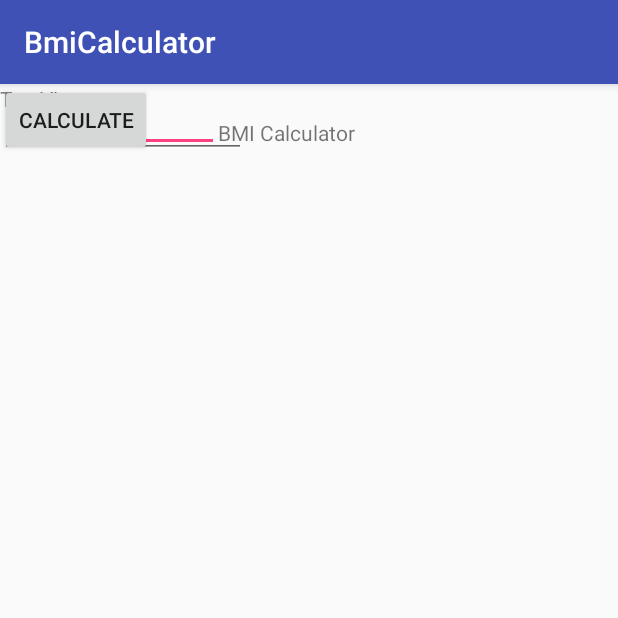
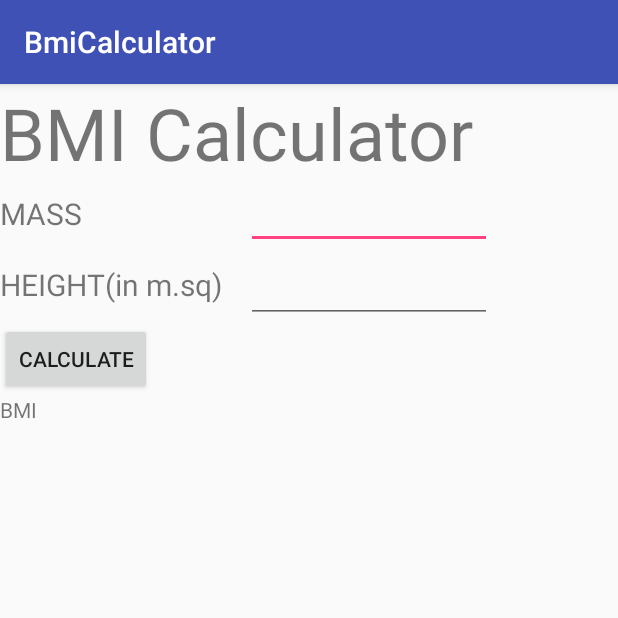
Before and after one commit to Ashwin995/BmiCalculator, an Android app: the screen it shows after launch (MainActivity), on a phone screen of 412 x 824 dp, the top half of it. Run offline under Robolectric (Android 15) with nearby library versions, the phone set to English and light mode, and no system bars.

Commit message:
Task1completed

```diff
--- a/app/src/main/java/com/ashtamang/bmicalculator/MainActivity.java
+++ b/app/src/main/java/com/ashtamang/bmicalculator/MainActivity.java
@@ -36,7 +36,7 @@ public class MainActivity extends AppCompatActivity {
                 // Validation
                 if(etMass.getText().toString().matches("") )
                 {
-                    etMass.setError("Enter weight");
+                    etMass.setError("Enter Mass");
                     return;
                 }
                 if(etHeight.getText().toString().matches("") )
--- a/app/src/main/res/layout/activity_main.xml
+++ b/app/src/main/res/layout/activity_main.xml
@@ -1,29 +1,58 @@
 <?xml version="1.0" encoding="utf-8"?>
-<android.support.constraint.ConstraintLayout xmlns:android="http://schemas.android.com/apk/res/android"
+<LinearLayout xmlns:android="http://schemas.android.com/apk/res/android"
     xmlns:app="http://schemas.android.com/apk/res-auto"
     xmlns:tools="http://schemas.android.com/tools"
     android:layout_width="match_parent"
     android:layout_height="match_parent"
-    tools:context="com.ashtamang.bmicalculator.MainActivity">
+    tools:context="com.ashtamang.bmicalculator.MainActivity"
+    android:orientation="vertical">
 
     <TextView
-        android:layout_width="121dp"
-        android:layout_height="60dp"
+        android:id="@+id/textView"
+        android:layout_width="match_parent"
+        android:layout_height="wrap_content"
         android:text="BMI Calculator"
+        android:textSize="@android:dimen/app_icon_size"
         app:layout_constraintBottom_toBottomOf="parent"
+        app:layout_constraintHorizontal_bias="0.22"
         app:layout_constraintLeft_toLeftOf="parent"
         app:layout_constraintRight_toRightOf="parent"
         app:layout_constraintTop_toTopOf="parent"
-        app:layout_constraintVertical_bias="0.032" />
+        app:layout_constraintVertical_bias="0.441" />
+
+    <LinearLayout
+        android:layout_width="match_parent"
+        android:layout_height="wrap_content"
+        android:layout_gravity="center"
+        android:orientation="horizontal">
+        <TextView
+            android:id="@+id/textView2"
+            android:layout_width="164dp"
+            android:layout_height="45dp"
+            android:textSize="20dp"
+            android:text="MASS"/>
 
         <EditText
             android:id="@+id/etMass"
-        android:layout_width="146dp"
+            android:layout_width="164dp"
             android:layout_height="45dp"
             android:ems="10"
             android:inputType="numberDecimal"
             tools:layout_editor_absoluteX="16dp"
             tools:layout_editor_absoluteY="319dp" />
+    </LinearLayout>
+
+
+    <LinearLayout
+        android:layout_width="match_parent"
+        android:layout_height="wrap_content"
+        android:orientation="horizontal">
+        <TextView
+            android:id="@+id/textView3"
+            android:layout_width="164dp"
+            android:layout_height="45dp"
+            android:textSize="20dp"
+            android:text="HEIGHT(in m.sq)" />
 
         <EditText
             android:id="@+id/etHeight"
@@ -31,23 +60,37 @@
             android:layout_height="49dp"
             android:ems="10"
             android:inputType="numberDecimal"
-        tools:layout_editor_absoluteX="218dp"
-        tools:layout_editor_absoluteY="315dp" />
+            app:layout_constraintBottom_toBottomOf="parent"
+            tools:layout_editor_absoluteX="218dp" />
+    </LinearLayout>
+
+    <LinearLayout
+        android:layout_width="match_parent"
+        android:layout_height="wrap_content"
+        android:orientation="vertical">
 
     <Button
         android:id="@+id/btnCalculate"
         android:layout_width="wrap_content"
         android:layout_height="wrap_content"
         android:text="Calculate"
-        tools:layout_editor_absoluteX="147dp"
-        tools:layout_editor_absoluteY="418dp" />
+        app:layout_constraintBottom_toBottomOf="parent"
+        app:layout_constraintEnd_toEndOf="parent" />
+
+    </LinearLayout>
+    <LinearLayout
+        android:layout_width="match_parent"
+        android:layout_height="wrap_content"
+        android:orientation="vertical">
 
     <TextView
         android:id="@+id/tvOutput"
         android:layout_width="292dp"
         android:layout_height="59dp"
-        android:text="TextView"
-        tools:layout_editor_absoluteX="50dp"
-        tools:layout_editor_absoluteY="144dp" />
+        android:text="BMI"
+        app:layout_constraintBottom_toBottomOf="parent"
+        app:layout_constraintEnd_toEndOf="parent"
+        app:layout_constraintTop_toTopOf="parent" />
+    </LinearLayout>
 
-</android.support.constraint.ConstraintLayout>
+</LinearLayout>
```
Also changed, not shown: 7 other files. Lines whose indentation alone changed are shown as unchanged.
